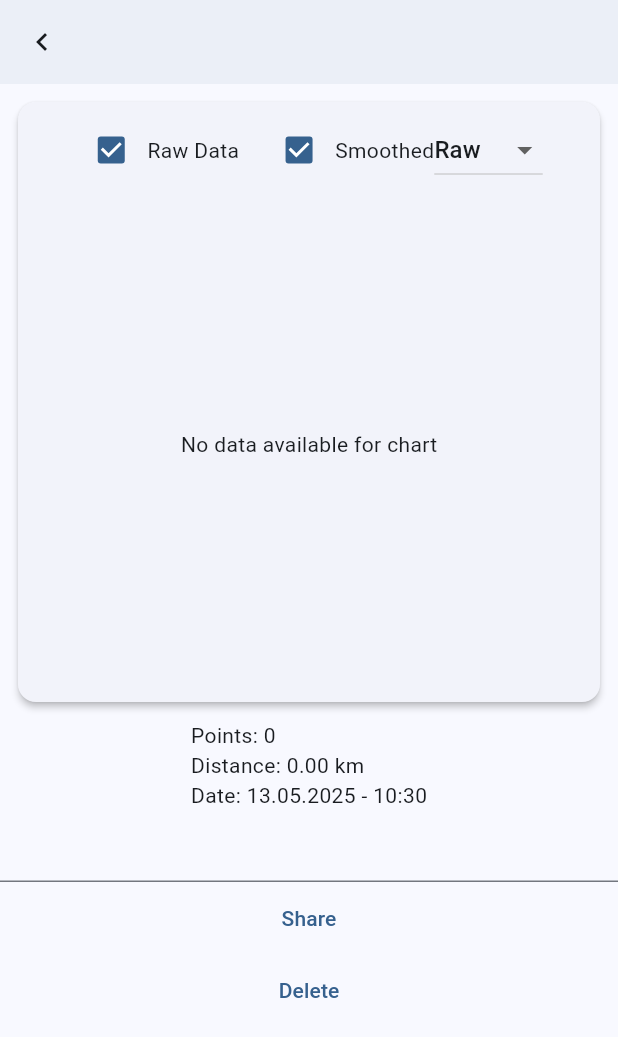
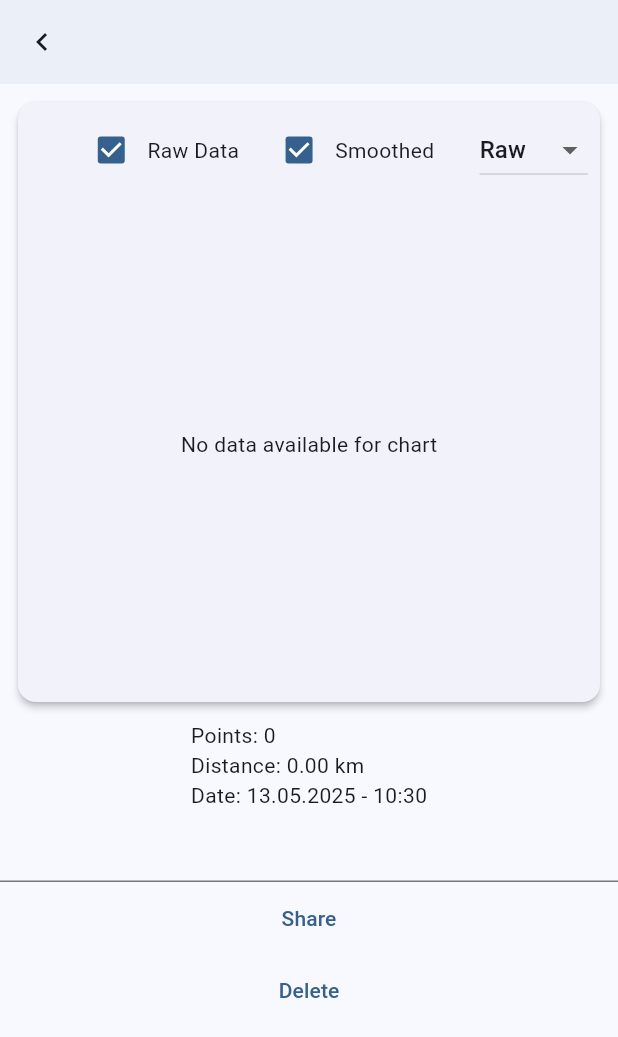
Before and after one commit to CAIProj/frontend, a Flutter app: the TrackPage screen opened directly with empty values, on a phone screen of 412 x 824 dp. Shown: the top 1037 px of the screen. Run offline on Flutter 3.47's test engine with Material 3 defaults, Android fonts, the phone set to English and light mode, and no system bars; our stand-ins replace file_picker, fl_chart, geolocator, sensors_plus, share_plus; missing offline and left inert: equations.

Commit message:
IY: Graph styling

```diff
--- a/Flutter Application/lib/functional/graph.dart
+++ b/Flutter Application/lib/functional/graph.dart
@@ -260,6 +260,9 @@ class _TrackGraphState extends State<TrackGraph> {
             Padding(
                 padding: const EdgeInsets.only(bottom: 8),
                 child: Row(
+                  children: [
+                    Expanded(
+                      child: Row(
                         mainAxisAlignment: MainAxisAlignment.center,
                         children: [
                           // Raw data toggle
@@ -287,8 +290,12 @@ class _TrackGraphState extends State<TrackGraph> {
                               const Text('Smoothed'),
                             ],
                           ),
+                        ],
+                      ),
+                    ),
                     // Smoothening options
                     Row(
+                      mainAxisAlignment: MainAxisAlignment.end,
                       children: [
                         DropdownButton<GraphFilter>(
                           value: _selFilter,
@@ -305,10 +312,9 @@ class _TrackGraphState extends State<TrackGraph> {
                           },
                         ),
                       ],
-                  )
+                    ),
                   ],
-              ),
-            ),
+                )),
             // The chart
             Expanded(
               child: _buildChart(dist, altRaw, _applyFilter(dist, altRaw)),
```
Lines whose indentation alone changed are shown as unchanged.
